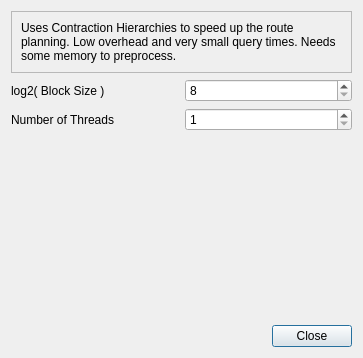
First picture: the form in plugins/contractionhierarchies/chsettingsdialog.ui, repository shentok/MoNav, before the edit.
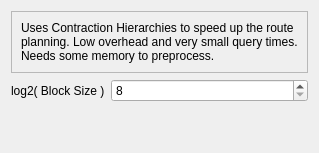
Second picture: the form after the edit.

```diff
--- a/plugins/contractionhierarchies/chsettingsdialog.ui
+++ b/plugins/contractionhierarchies/chsettingsdialog.ui
@@ -1,15 +1,7 @@
 <?xml version="1.0" encoding="UTF-8"?>
 <ui version="4.0">
  <class>CHSettingsDialog</class>
- <widget class="QDialog" name="CHSettingsDialog">
-  <property name="geometry">
-   <rect>
-    <x>0</x>
-    <y>0</y>
-    <width>363</width>
-    <height>358</height>
-   </rect>
-  </property>
+ <widget class="QWidget" name="CHSettingsDialog">
   <property name="windowTitle">
    <string>Contraction Hierarchies Settings</string>
   </property>
@@ -43,7 +35,7 @@
     </widget>
    </item>
    <item>
-    <layout class="QGridLayout" name="gridLayout_2">
+    <layout class="QFormLayout" name="formLayout">
      <item row="0" column="0">
       <widget class="QLabel" name="label_2">
        <property name="text">
@@ -61,23 +53,6 @@
        </property>
       </widget>
      </item>
-     <item row="1" column="0">
-      <widget class="QLabel" name="label_3">
-       <property name="text">
-        <string>Number of Threads</string>
-       </property>
-       <property name="buddy">
-        <cstring>threads</cstring>
-       </property>
-      </widget>
-     </item>
-     <item row="1" column="1">
-      <widget class="QSpinBox" name="threads">
-       <property name="minimum">
-        <number>1</number>
-       </property>
-      </widget>
-     </item>
     </layout>
    </item>
    <item>
@@ -88,35 +63,11 @@
      <property name="sizeHint" stdset="0">
       <size>
        <width>20</width>
-       <height>169</height>
+       <height>40</height>
       </size>
      </property>
     </spacer>
    </item>
-   <item>
-    <layout class="QHBoxLayout" name="horizontalLayout">
-     <item>
-      <spacer name="horizontalSpacer">
-       <property name="orientation">
-        <enum>Qt::Horizontal</enum>
-       </property>
-       <property name="sizeHint" stdset="0">
-        <size>
-         <width>40</width>
-         <height>20</height>
-        </size>
-       </property>
-      </spacer>
-     </item>
-     <item>
-      <widget class="QPushButton" name="pushButton">
-       <property name="text">
-        <string>Close</string>
-       </property>
-      </widget>
-     </item>
-    </layout>
-   </item>
   </layout>
  </widget>
  <resources/>
```
Left out of the diff: 19 changed lines with no effect on the pictures.
